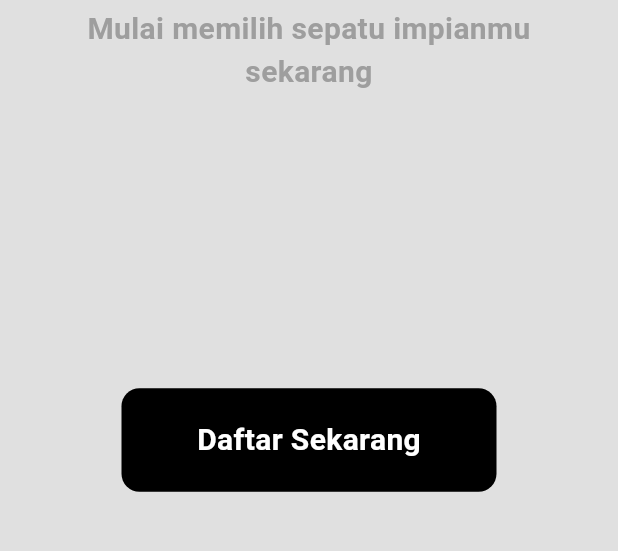
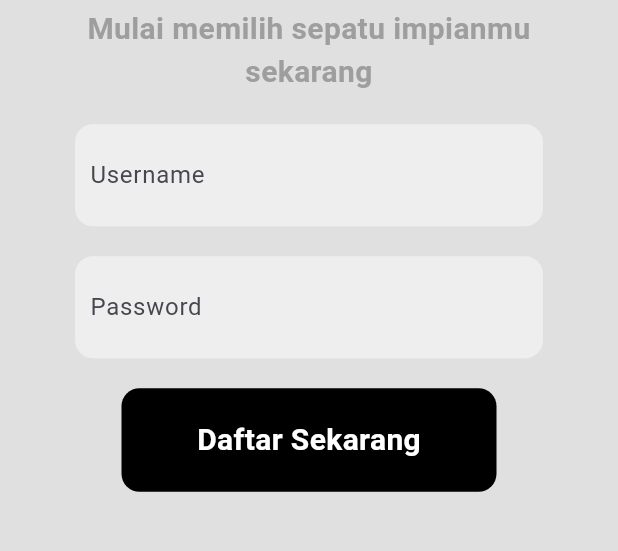
Before and after one commit to reza675/Project_Flutter, a Flutter app: the screen it shows after launch, after a tap on "Mulai Sekarang", on a phone screen of 412 x 824 dp, the part 586-1137 px from its top. Run offline on Flutter 3.47's test engine with Material 3 defaults, Android fonts, the phone set to English and light mode, and no system bars; our stand-ins replace google_nav_bar.

Commit message:
last update

```diff
--- a/lib/pages/login_page.dart
+++ b/lib/pages/login_page.dart
@@ -57,7 +57,7 @@ class _LoginPageState extends State<LoginPage> {
 
               // Username TextField
               Padding(
-                padding: const EdgeInsets.symmetric(horizontal: 400.0),
+                padding: const EdgeInsets.symmetric(horizontal: 25.0),
                 child: Container(
                   decoration: BoxDecoration(
                     color: Colors.grey[200],
@@ -77,7 +77,7 @@ class _LoginPageState extends State<LoginPage> {
 
               // Password TextField
               Padding(
-                padding: const EdgeInsets.symmetric(horizontal: 400.0),
+                padding: const EdgeInsets.symmetric(horizontal: 25.0),
                 child: Container(
                   decoration: BoxDecoration(
                     color: Colors.grey[200],
```
